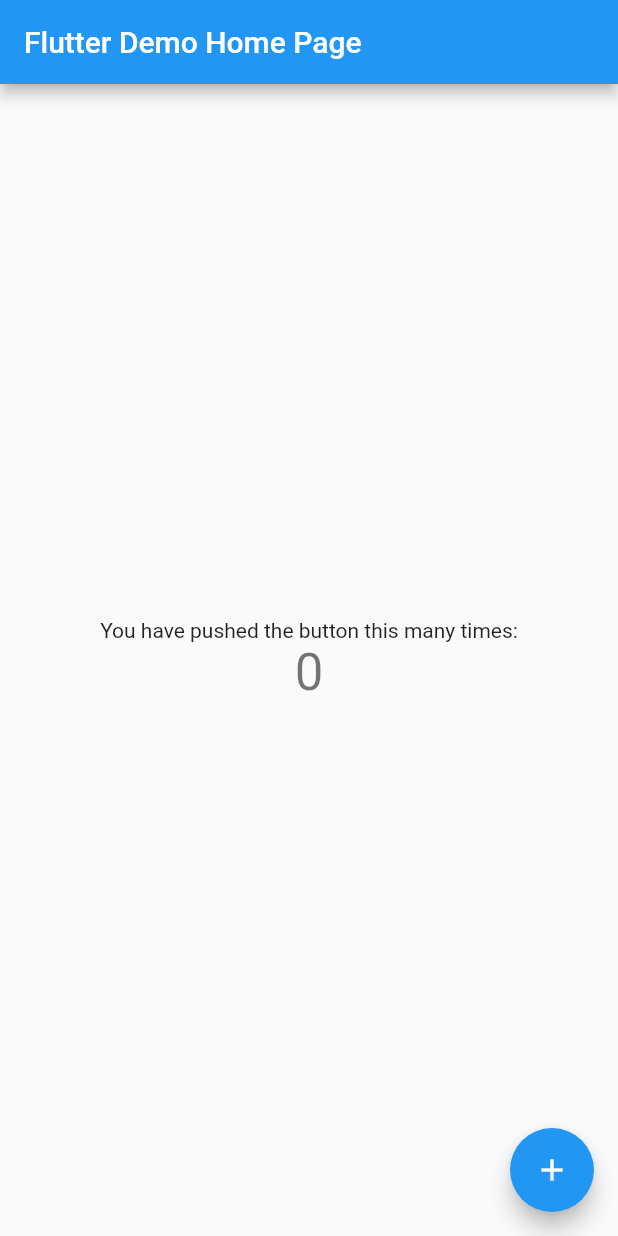
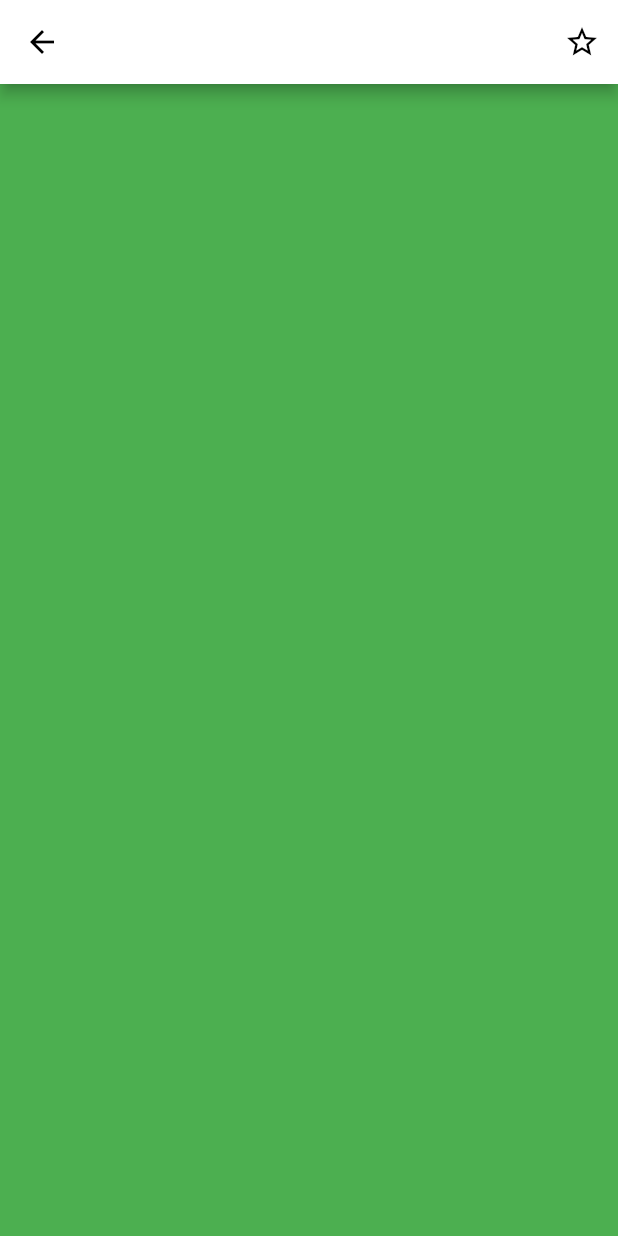
Before and after one commit to mvortizr/FlutterPractice, a Flutter app: the screen it shows after launch, on a phone screen of 412 x 824 dp. Run offline on Flutter 3.47's test engine with Material 2 defaults, Android fonts, the light colour scheme and no system bars.

Commit message:
feat: top app bar

```diff
--- a/contact_page/lib/main.dart
+++ b/contact_page/lib/main.dart
@@ -1,115 +1,42 @@
 import 'package:flutter/material.dart';
 
-void main() {
-  runApp(const MyApp());
-}
+void main() => runApp(ContactProfilePage());
 
-class MyApp extends StatelessWidget {
-  const MyApp({Key? key}) : super(key: key);
-
-  // This widget is the root of your application.
+class ContactProfilePage extends StatelessWidget {
   @override
   Widget build(BuildContext context) {
     return MaterialApp(
-      title: 'Flutter Demo',
-      theme: ThemeData(
-        // This is the theme of your application.
-        //
-        // Try running your application with "flutter run". You'll see the
-        // application has a blue toolbar. Then, without quitting the app, try
-        // changing the primarySwatch below to Colors.green and then invoke
-        // "hot reload" (press "r" in the console where you ran "flutter run",
-        // or simply save your changes to "hot reload" in a Flutter IDE).
-        // Notice that the counter didn't reset back to zero; the application
-        // is not restarted.
-        primarySwatch: Colors.blue,
+      debugShowCheckedModeBanner: false,
+      home: Scaffold(
+        appBar: AppBar(
+
+          //Adding background color to AppBar
+          backgroundColor: Colors.white,
+
+          //Adding back arrow for leading property.
+          //Back arrow appears at the top-left of AppBar
+          leading: const Icon(
+            Icons.arrow_back,
+            color: Colors.black,
+          ),
+          actions: <Widget>[
+
+            //Adding Star icon for favorting the contact.
+            //This IconButton responds to user's tap,
+            //and prints the message.
+            IconButton(
+              icon: const Icon(Icons.star_border),
+              color: Colors.black,
+              onPressed: () {
+                print("Contact is starred");
+              },
+            ),
+          ],
+        ),
+        body: Container(
+          color: Colors.green
+        ),
       ),
-      home: const MyHomePage(title: 'Flutter Demo Home Page'),
     );
   }
 }
-
-class MyHomePage extends StatefulWidget {
-  const MyHomePage({Key? key, required this.title}) : super(key: key);
-
-  // This widget is the home page of your application. It is stateful, meaning
-  // that it has a State object (defined below) that contains fields that affect
-  // how it looks.
-
-  // This class is the configuration for the state. It holds the values (in this
-  // case the title) provided by the parent (in this case the App widget) and
-  // used by the build method of the State. Fields in a Widget subclass are
-  // always marked "final".
-
-  final String title;
-
-  @override
-  State<MyHomePage> createState() => _MyHomePageState();
-}
-
-class _MyHomePageState extends State<MyHomePage> {
-  int _counter = 0;
-
-  void _incrementCounter() {
-    setState(() {
-      // This call to setState tells the Flutter framework that something has
-      // changed in this State, which causes it to rerun the build method below
-      // so that the display can reflect the updated values. If we changed
-      // _counter without calling setState(), then the build method would not be
-      // called again, and so nothing would appear to happen.
-      _counter++;
-    });
-  }
-
-  @override
-  Widget build(BuildContext context) {
-    // This method is rerun every time setState is called, for instance as done
-    // by the _incrementCounter method above.
-    //
-    // The Flutter framework has been optimized to make rerunning build methods
-    // fast, so that you can just rebuild anything that needs updating rather
-    // than having to individually change instances of widgets.
-    return Scaffold(
-      appBar: AppBar(
-        // Here we take the value from the MyHomePage object that was created by
-        // the App.build method, and use it to set our appbar title.
-        title: Text(widget.title),
-      ),
-      body: Center(
-        // Center is a layout widget. It takes a single child and positions it
-        // in the middle of the parent.
-        child: Column(
-          // Column is also a layout widget. It takes a list of children and
-          // arranges them vertically. By default, it sizes itself to fit its
-          // children horizontally, and tries to be as tall as its parent.
-          //
-          // Invoke "debug painting" (press "p" in the console, choose the
-          // "Toggle Debug Paint" action from the Flutter Inspector in Android
-          // Studio, or the "Toggle Debug Paint" command in Visual Studio Code)
-          // to see the wireframe for each widget.
-          //
-          // Column has various properties to control how it sizes itself and
-          // how it positions its children. Here we use mainAxisAlignment to
-          // center the children vertically; the main axis here is the vertical
-          // axis because Columns are vertical (the cross axis would be
-          // horizontal).
-          mainAxisAlignment: MainAxisAlignment.center,
-          children: <Widget>[
-            const Text(
-              'You have pushed the button this many times:',
-            ),
-            Text(
-              '$_counter',
-              style: Theme.of(context).textTheme.headline4,
-            ),
-          ],
-        ),
-      ),
-      floatingActionButton: FloatingActionButton(
-        onPressed: _incrementCounter,
-        tooltip: 'Increment',
-        child: const Icon(Icons.add),
-      ), // This trailing comma makes auto-formatting nicer for build methods.
-    );
-  }
-}
```
